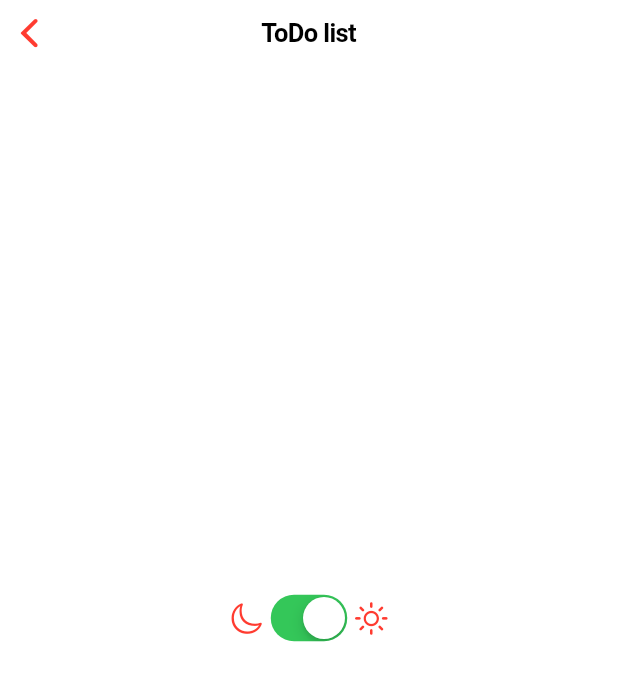
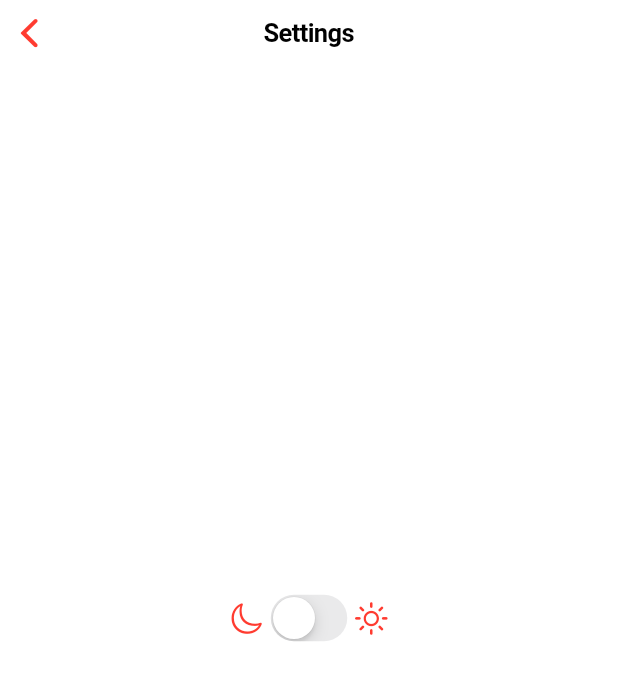
Before and after one commit to storm265/flutter_news_bloc_app, a Flutter app: the SettingsScreen screen opened by its route, on a phone screen of 412 x 824 dp. Shown: the top 681 px of the screen. Run offline on Flutter 3.47's test engine with Material 2 defaults, Android fonts, the phone set to English and light mode, and no system bars; our stand-ins replace auto_route, dio, equatable, flutter_bloc, flutter_dotenv, freezed_annotation and 1 more; accounts and stored records are empty.

Commit message:
theme_cubit refactor

```diff
--- a/lib/presentation/settings/cubit/theme_cubit.dart
+++ b/lib/presentation/settings/cubit/theme_cubit.dart
@@ -1,14 +1,16 @@
-import 'package:flutter/cupertino.dart';
 import 'package:flutter_bloc/flutter_bloc.dart';
 import 'package:todo_bloc_practice/presentation/settings/app_themes.dart';
+import 'package:todo_bloc_practice/presentation/settings/cubit/theme_state.dart';
 
-class ThemeCubit extends Cubit<CupertinoThemeData> {
-  ThemeCubit() : super(AppThemes.lightIOS);
+class ThemeCubit extends Cubit<ThemeState> {
+  ThemeCubit() : super(const ThemeInitialState(theme: AppThemes.lightIOS));
 
-  bool isLightTheme = true;
+
 
   void updateTheme() {
-    isLightTheme = !isLightTheme;
-    emit(isLightTheme ? AppThemes.lightIOS : AppThemes.darkIOS);
+    final newTheme = state.theme == AppThemes.lightIOS
+        ? AppThemes.darkIOS
+        : AppThemes.lightIOS;
+    emit(UpdatedThemeState(theme: newTheme));
   }
 }
--- /dev/null
+++ b/lib/presentation/settings/cubit/theme_state.dart
@@ -0,0 +1,18 @@
+import 'package:equatable/equatable.dart';
+import 'package:flutter/cupertino.dart';
+
+abstract class ThemeState extends Equatable {
+  final CupertinoThemeData theme;
+  const ThemeState({required this.theme});
+
+  @override
+  List<Object> get props => [theme];
+}
+
+class ThemeInitialState extends ThemeState {
+  const ThemeInitialState({required super.theme});
+}
+
+class UpdatedThemeState extends ThemeState {
+  const UpdatedThemeState({required super.theme});
+}
--- a/lib/presentation/settings/settings_screen.dart
+++ b/lib/presentation/settings/settings_screen.dart
@@ -1,7 +1,10 @@
 import 'package:flutter/cupertino.dart';
 import 'package:flutter_bloc/flutter_bloc.dart';
+import 'package:todo_bloc_practice/presentation/settings/app_themes.dart';
 import 'package:todo_bloc_practice/presentation/settings/cubit/theme_cubit.dart';
 import 'package:auto_route/annotations.dart';
+import 'package:todo_bloc_practice/presentation/settings/cubit/theme_state.dart';
+import 'package:todo_bloc_practice/utils/is_light_theme.dart';
 
 @RoutePage()
 class SettingsScreen extends StatefulWidget {
@@ -17,16 +20,20 @@ class _SettingsScreenState extends State<SettingsScreen> {
   Widget build(BuildContext context) {
     return CupertinoPageScaffold(
       navigationBar: const CupertinoNavigationBar(
-        middle: Text('ToDo list'),
+        middle: Text('Settings'),
       ),
       child: Center(
         child: Row(
           mainAxisAlignment: MainAxisAlignment.center,
           children: [
             const Icon(CupertinoIcons.moon),
-            CupertinoSwitch(
-              value: context.watch<ThemeCubit>().isLightTheme,
-              onChanged: (_) => context.read<ThemeCubit>().updateTheme(),
+            BlocBuilder<ThemeCubit, ThemeState>(
+              builder: (context, state) {
+                return CupertinoSwitch(
+                  value: isLightTheme(context: context) ? false : true,
+                  onChanged: (_) => context.read<ThemeCubit>().updateTheme(),
+                );
+              },
             ),
             const Icon(CupertinoIcons.sun_max),
           ],
```
Also changed, not shown: lib/main.dart (+5 -8 lines).
